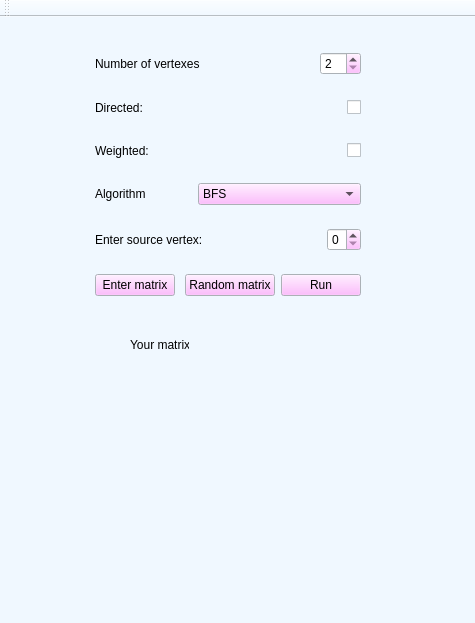
JuliaNortman/LabWorksSem2, file LabWork2/Lab2/mainwindow.ui: the form before one commit.
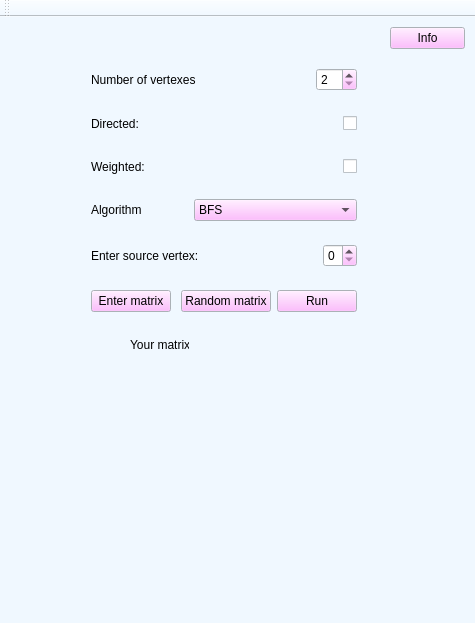
The form after the commit.

What changed in the file:
```diff
--- a/LabWork2/Lab2/mainwindow.ui
+++ b/LabWork2/Lab2/mainwindow.ui
@@ -139,11 +139,11 @@
      </property>
     </layout>
    </widget>
-   <widget class="QWidget" name="">
+   <widget class="QWidget" name="layoutWidget">
     <property name="geometry">
      <rect>
-      <x>84</x>
-      <y>24</y>
+      <x>80</x>
+      <y>40</y>
       <width>288</width>
       <height>266</height>
      </rect>
@@ -469,6 +469,22 @@
      </item>
     </layout>
    </widget>
+   <widget class="QPushButton" name="infoPushButton">
+    <property name="geometry">
+     <rect>
+      <x>390</x>
+      <y>10</y>
+      <width>75</width>
+      <height>22</height>
+     </rect>
+    </property>
+    <property name="cursor">
+     <cursorShape>PointingHandCursor</cursorShape>
+    </property>
+    <property name="text">
+     <string>Info</string>
+    </property>
+   </widget>
   </widget>
   <widget class="QToolBar" name="mainToolBar">
    <attribute name="toolBarArea">
```
